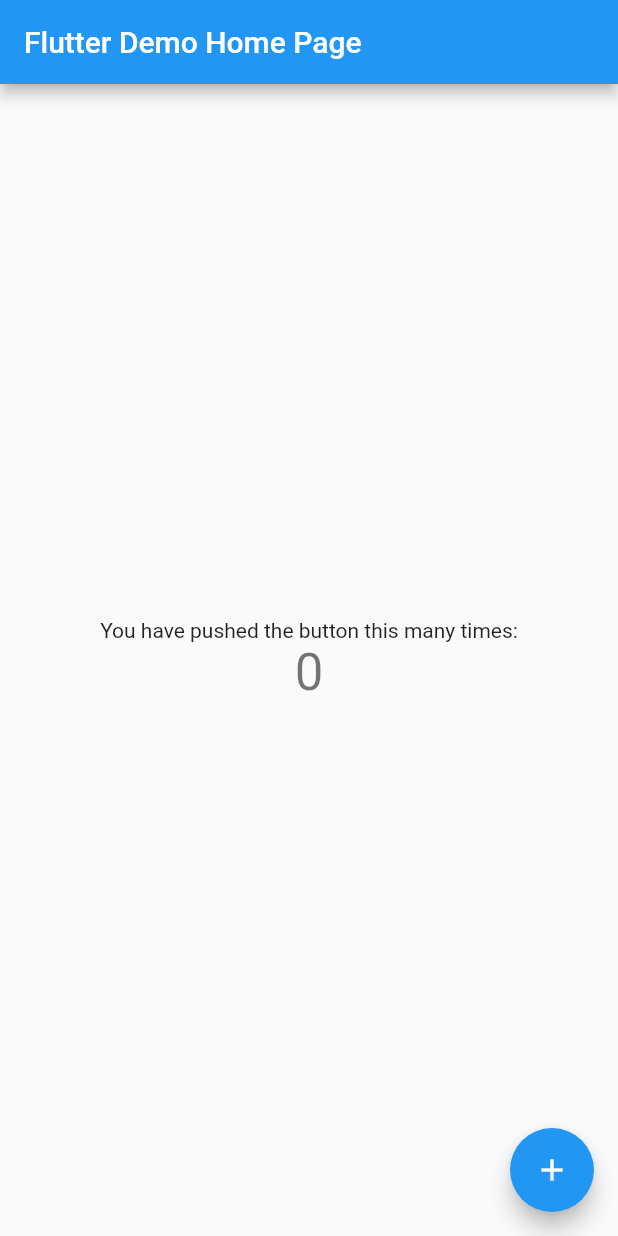
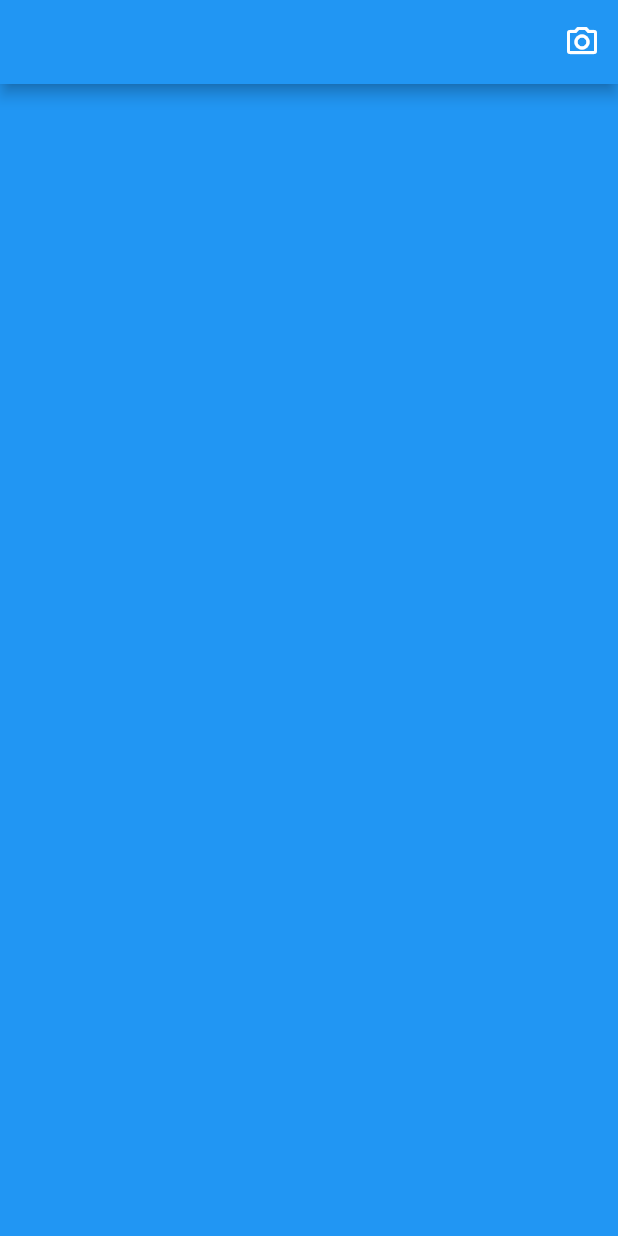
Before and after one commit to jdebecka/Photo_on_Stuff_Mobile, a Flutter app: the screen it shows after launch, on a phone screen of 412 x 824 dp. Run offline on Flutter 3.47's test engine with Material 2 defaults, Android fonts, the phone set to English and light mode, and no system bars.

Commit message:
add new screens

```diff
--- /dev/null
+++ b/photo_on_stuff_maker/lib/canvas/canvas_screen.dart
@@ -0,0 +1,37 @@
+import 'package:flutter/cupertino.dart';
+import 'package:flutter/material.dart';
+
+import 'interactive_canvas.dart';
+
+class CanvasScreen extends StatelessWidget {
+  @override
+  Widget build(BuildContext context) {
+    return Scaffold(
+      appBar: AppBar(
+        actions: [
+          IconButton(
+              icon: Icon(Icons.photo_camera_outlined),
+              onPressed: () => _showOptions(context))
+        ],
+      ),
+      body: SafeArea(
+        child: InteractiveCanvas(),
+      ),
+    );
+  }
+
+  void _showOptions(BuildContext context) => showModalBottomSheet(
+      context: context,
+      builder: (context) {
+        return Container(
+            height: 150,
+            child: Column(children: <Widget>[
+              ListTile(
+                  leading: Icon(Icons.photo_camera),
+                  title: Text("Take a picture from camera")),
+              ListTile(
+                  leading: Icon(Icons.photo_library),
+                  title: Text("Choose from photo library"))
+            ]));
+      });
+}
--- /dev/null
+++ b/photo_on_stuff_maker/lib/canvas/interactive_canvas.dart
@@ -0,0 +1,12 @@
+import 'package:flutter/cupertino.dart';
+import 'package:flutter/material.dart';
+
+class InteractiveCanvas extends StatelessWidget {
+  @override
+  Widget build(BuildContext context) {
+    return Center(
+        child: InteractiveViewer(
+      boundaryMargin: EdgeInsets.all(20.0), child: Container(color: Colors.blue,),
+    ));
+  }
+}
--- a/photo_on_stuff_maker/lib/main.dart
+++ b/photo_on_stuff_maker/lib/main.dart
@@ -1,4 +1,5 @@
 import 'package:flutter/material.dart';
+import 'package:photo_on_stuff_maker/canvas/canvas_screen.dart';
 
 void main() {
   runApp(MyApp());
@@ -11,107 +12,10 @@ class MyApp extends StatelessWidget {
     return MaterialApp(
       title: 'Flutter Demo',
       theme: ThemeData(
-        // This is the theme of your application.
-        //
-        // Try running your application with "flutter run". You'll see the
-        // application has a blue toolbar. Then, without quitting the app, try
-        // changing the primarySwatch below to Colors.green and then invoke
-        // "hot reload" (press "r" in the console where you ran "flutter run",
-        // or simply save your changes to "hot reload" in a Flutter IDE).
-        // Notice that the counter didn't reset back to zero; the application
-        // is not restarted.
         primarySwatch: Colors.blue,
-        // This makes the visual density adapt to the platform that you run
-        // the app on. For desktop platforms, the controls will be smaller and
-        // closer together (more dense) than on mobile platforms.
         visualDensity: VisualDensity.adaptivePlatformDensity,
       ),
-      home: MyHomePage(title: 'Flutter Demo Home Page'),
+      home: CanvasScreen(),
     );
   }
 }
-
-class MyHomePage extends StatefulWidget {
-  MyHomePage({Key key, this.title}) : super(key: key);
-
-  // This widget is the home page of your application. It is stateful, meaning
-  // that it has a State object (defined below) that contains fields that affect
-  // how it looks.
-
-  // This class is the configuration for the state. It holds the values (in this
-  // case the title) provided by the parent (in this case the App widget) and
-  // used by the build method of the State. Fields in a Widget subclass are
-  // always marked "final".
-
-  final String title;
-
-  @override
-  _MyHomePageState createState() => _MyHomePageState();
-}
-
-class _MyHomePageState extends State<MyHomePage> {
-  int _counter = 0;
-
-  void _incrementCounter() {
-    setState(() {
-      // This call to setState tells the Flutter framework that something has
-      // changed in this State, which causes it to rerun the build method below
-      // so that the display can reflect the updated values. If we changed
-      // _counter without calling setState(), then the build method would not be
-      // called again, and so nothing would appear to happen.
-      _counter++;
-    });
-  }
-
-  @override
-  Widget build(BuildContext context) {
-    // This method is rerun every time setState is called, for instance as done
-    // by the _incrementCounter method above.
-    //
-    // The Flutter framework has been optimized to make rerunning build methods
-    // fast, so that you can just rebuild anything that needs updating rather
-    // than having to individually change instances of widgets.
-    return Scaffold(
-      appBar: AppBar(
-        // Here we take the value from the MyHomePage object that was created by
-        // the App.build method, and use it to set our appbar title.
-        title: Text(widget.title),
-      ),
-      body: Center(
-        // Center is a layout widget. It takes a single child and positions it
-        // in the middle of the parent.
-        child: Column(
-          // Column is also a layout widget. It takes a list of children and
-          // arranges them vertically. By default, it sizes itself to fit its
-          // children horizontally, and tries to be as tall as its parent.
-          //
-          // Invoke "debug painting" (press "p" in the console, choose the
-          // "Toggle Debug Paint" action from the Flutter Inspector in Android
-          // Studio, or the "Toggle Debug Paint" command in Visual Studio Code)
-          // to see the wireframe for each widget.
-          //
-          // Column has various properties to control how it sizes itself and
-          // how it positions its children. Here we use mainAxisAlignment to
-          // center the children vertically; the main axis here is the vertical
-          // axis because Columns are vertical (the cross axis would be
-          // horizontal).
-          mainAxisAlignment: MainAxisAlignment.center,
-          children: <Widget>[
-            Text(
-              'You have pushed the button this many times:',
-            ),
-            Text(
-              '$_counter',
-              style: Theme.of(context).textTheme.headline4,
-            ),
-          ],
-        ),
-      ),
-      floatingActionButton: FloatingActionButton(
-        onPressed: _incrementCounter,
-        tooltip: 'Increment',
-        child: Icon(Icons.add),
-      ), // This trailing comma makes auto-formatting nicer for build methods.
-    );
-  }
-}
--- a/photo_on_stuff_maker/pubspec.yaml
+++ b/photo_on_stuff_maker/pubspec.yaml
@@ -23,6 +23,7 @@ environment:
 dependencies:
   flutter:
     sdk: flutter
+  image_picker: ^0.6.2+3
 
 
   # The following adds the Cupertino Icons font to your application.
```
Also changed, not shown: photo_on_stuff_maker/pubspec.lock, 2 other files.
